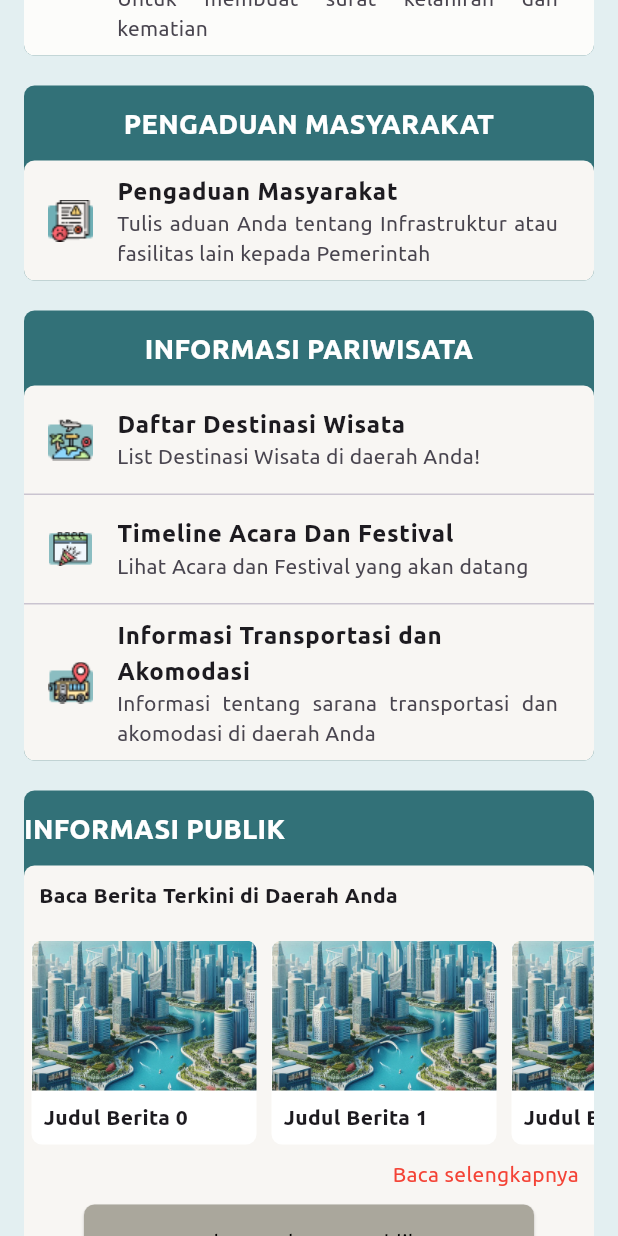
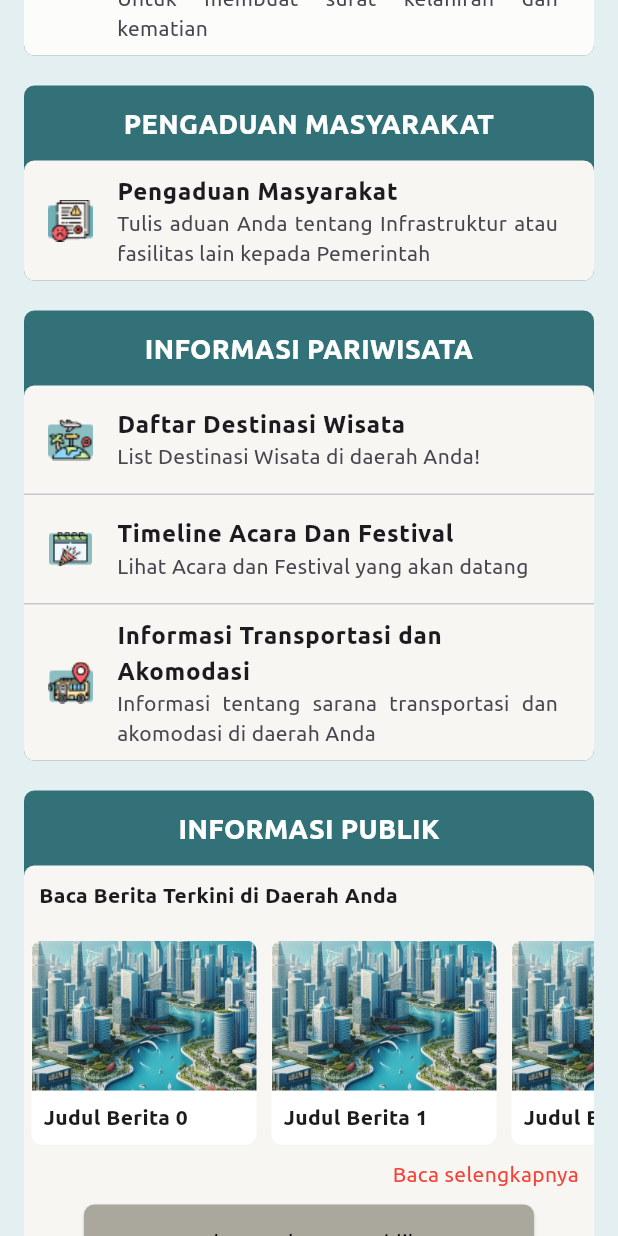
Before and after one commit to Hudzaiflank/Nagarishakti_4Nesia, a Flutter app: the screen it shows after launch, scrolled down 576 dp, on a phone screen of 412 x 824 dp. Run offline on Flutter 3.47's test engine with Material 3 defaults, Android fonts, the phone set to English and light mode, and no system bars; our stand-ins replace carousel_slider, image_picker, shared_preferences, sqflite; accounts and stored records are empty.

Commit message:
refactor some code

```diff
--- a/lib/User/user-home.dart
+++ b/lib/User/user-home.dart
@@ -1204,16 +1204,17 @@ class _UserHomeState extends State<UserHome> {
               child: Column(
                 crossAxisAlignment: CrossAxisAlignment.start,
                 children: [
-                  const Padding(
-                    padding: EdgeInsets.symmetric(vertical: 12.0),
+                  Center(
+                    child: Padding(
+                      padding: const EdgeInsets.symmetric(vertical: 12.0),
                       child: Text(
                         'INFORMASI PUBLIK',
-                      textAlign: TextAlign.center,
-                      style: TextStyle(
+                        style: const TextStyle(
                           color: Colors.white,
                           fontFamily: 'Ubuntu',
                           fontWeight: FontWeight.bold,
                           fontSize: 18,
+                        ),
                       ),
                     ),
                   ),
```
Also changed, not shown: lib/User/Destination/user-DetailDestination-page.dart (+0 -13 lines). Lines whose indentation alone changed are shown as unchanged.
